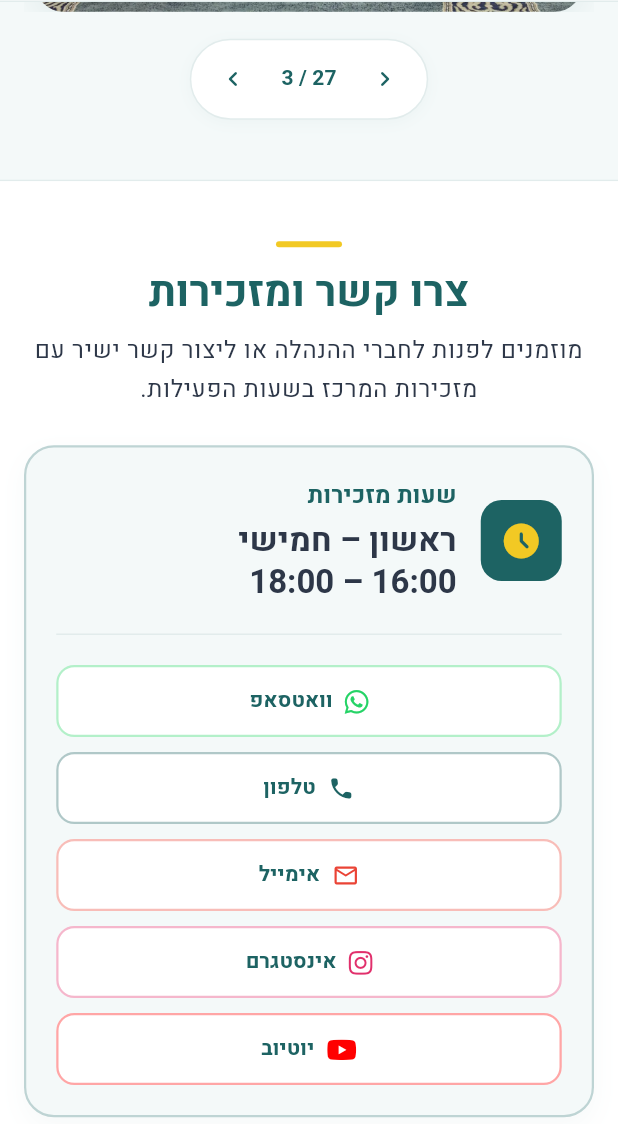
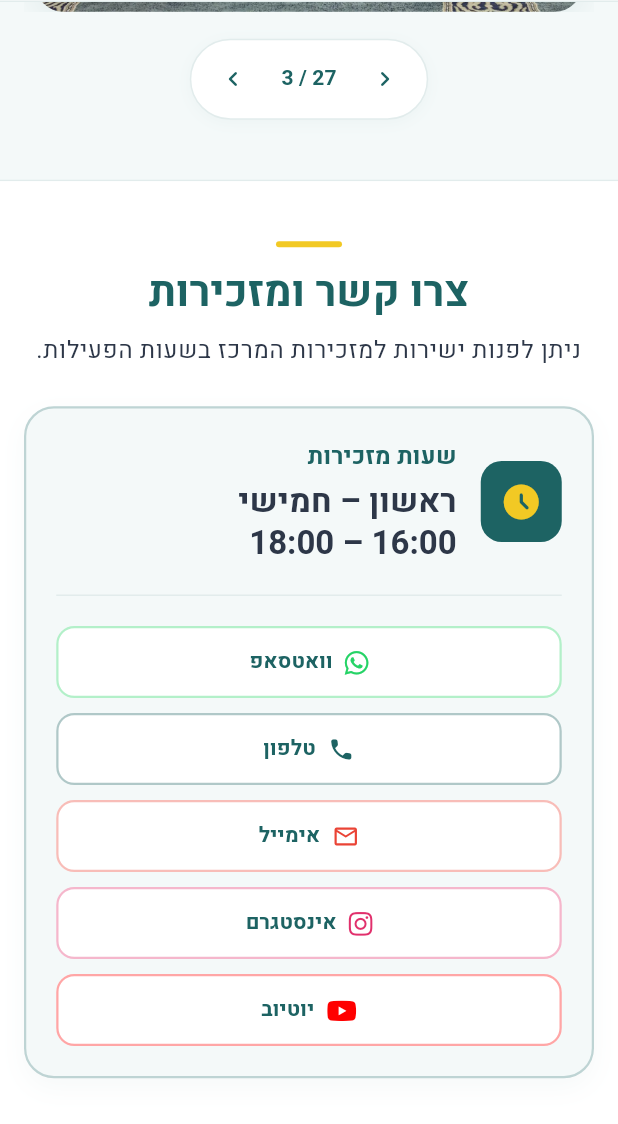
Before and after one commit to othman98shawgan/dar-al-fajr, a Flutter app: the screen it shows after launch, scrolled down 2880 dp, on a phone screen of 412 x 824 dp, the part 112-1236 px from its top. Run offline on Flutter 3.47's test engine with Material 3 defaults, Android fonts, the phone set to English and light mode, and no system bars; our stand-ins replace font_awesome_flutter, photo_view, shared_preferences, web.

Commit message:
Update organization and contact details
Refresh the registration number and organization statistics, and split the contact section into board members and key people.

```diff
--- a/lib/content/site_content.dart
+++ b/lib/content/site_content.dart
@@ -19,12 +19,12 @@ class ContentConfig {
     'he': 'דאר אל-פג׳ר',
   };
 
-  static const amutaNumber = '580778629';
+  static const amutaNumber = '580814747';
 
   static const amutaBadge = {
-    'en': 'Registered Non-Profit #580778629 • Kfar Kama',
-    'ar': 'جمعية مسجلة #580778629 • كفر كما',
-    'he': 'עמותה רשומה (ע"ר) #580778629 • כפר כמא',
+    'en': 'Registered Non-Profit #580814747 • Kfar Kama',
+    'ar': 'جمعية مسجلة #580814747 • كفر كما',
+    'he': 'עמותה רשומה (ע"ר) #580814747 • כפר כמא',
   };
 
   static const brandLogo = 'assets/images/logo.png';
@@ -67,9 +67,9 @@ class HomeContent {
       };
 
   static const statsValues = {
-    'students': '183',
-    'weeklyClasses': '105',
-    'volunteers': '45',
+    'students': '180',
+    'weeklyClasses': '100',
+    'volunteers': '50',
     'years': '3',
   };
 
@@ -89,11 +89,11 @@ class AboutContent {
 
   static const description = {
     'en':
-        'Dar al-Fajr is an Islamic education center in Kfar Kama, dedicated to teaching children and youth the reading, memorization, and proper recitation of the Qur’an. In addition to Qur’an studies, we hold weekly lessons that focus on Islamic values, faith, and character - covering topics such as fiqh, ʿaqīdah, and sīrah. Today, Dar al-Fajr serves over 183 students (boys and girls) across multiple levels, from beginners to advanced. Our mission is clear: to nurture a generation that loves the Qur’an, understands its message, and lives by its guidance.',
+        'Dar al-Fajr is an Islamic education center in Kfar Kama, dedicated to teaching children and youth the reading, memorization, and proper recitation of the Qur’an. In addition to Qur’an studies, we hold weekly lessons that focus on Islamic values, faith, and character - covering topics such as fiqh, ʿaqīdah, and sīrah. Today, Dar al-Fajr serves over 180 students (boys and girls) across multiple levels, from beginners to advanced. Our mission is clear: to nurture a generation that loves the Qur’an, understands its message, and lives by its guidance.',
     'ar':
-        'دار الفجر هو مركز تعليمي إسلامي في كفر كما، يُعنى بتعليم الأطفال والناشئة قراءة القرآن الكريم وتجويده وحفظه. إلى جانب دروس القرآن، نقيم دروسًا أسبوعية تُعنى بالقيم الإسلامية والإيمان والأخلاق، وتشمل موضوعات في الفقه والعقيدة والسيرة النبوية. يضم المركز اليوم أكثر من 183 طالبًا وطالبة في مستويات مختلفة، من المبتدئين إلى المتقدمين. ورسالتنا واضحة: تربية جيلٍ يحبّ القرآن، يفهم معانيه ويعيش بهديه.',
+        'دار الفجر هو مركز تعليمي إسلامي في كفر كما، يُعنى بتعليم الأطفال والناشئة قراءة القرآن الكريم وتجويده وحفظه. إلى جانب دروس القرآن، نقيم دروسًا أسبوعية تُعنى بالقيم الإسلامية والإيمان والأخلاق، وتشمل موضوعات في الفقه والعقيدة والسيرة النبوية. يضم المركز اليوم أكثر من 180 طالبًا وطالبة في مستويات مختلفة، من المبتدئين إلى المتقدمين. ورسالتنا واضحة: تربية جيلٍ يحبّ القرآن، يفهم معانيه ويعيش بهديه.',
     'he':
-        'דאר אל־פג׳ר הוא מרכז חינוך אסלאמי בכפר כמא, שמוקדש ללימוד קריאה, שינון ותגויד של הקוראן לילדים ולנוער. בנוסף ללימודי הקוראן, אנו מקיימים שיעורים שבועיים בנושאים של ערכים אסלאמיים, אמונה ומידות טובות - כגון פִקְה, עַקִידָה וסִירַה. כיום לומדים במרכז למעלה מ־183 תלמידים ותלמידות ברמות שונות - מהמתחילים ועד המתקדמים. החזון שלנו ברור: לטפח דור שאוהב את הקוראן, מבין את משמעותו וחי לאורו.',
+        'דאר אל־פג׳ר הוא מרכז חינוך אסלאמי בכפר כמא, שמוקדש ללימוד קריאה, שינון ותגויד של הקוראן לילדים ולנוער. בנוסף ללימודי הקוראן, אנו מקיימים שיעורים שבועיים בנושאים של ערכים אסלאמיים, אמונה ומידות טובות - כגון פִקְה, עַקִידָה וסִירַה. כיום לומדים במרכז למעלה מ־180 תלמידים ותלמידות ברמות שונות - מהמתחילים ועד המתקדמים. החזון שלנו ברור: לטפח דור שאוהב את הקוראן, מבין את משמעותו וחי לאורו.',
   };
 
   static List<String> pillars(AppLocale l) => [
@@ -113,17 +113,18 @@ class AboutContent {
         ),
         t(
           {
-            'en': 'Strengthening identity, brotherhood, and shared values for over 183 boys and girls in Kfar Kama.',
-            'ar': 'تعزيز الهوية والأخوة والقيم المشتركة لأكثر من 183 طالباً وطالبة في كفر كما.',
-            'he': 'חיזוק הזהות, האחווה והערכים המשותפים עבור למעלה מ־183 תלמידים ותלמידות בכפר כמא.',
+            'en': 'Strengthening identity, brotherhood, and shared values for over 180 boys and girls in Kfar Kama.',
+            'ar': 'تعزيز الهوية والأخوة والقيم المشتركة لأكثر من 180 طالباً وطالبة في كفر كما.',
+            'he': 'חיזוק הזהות, האחווה והערכים המשותפים עבור למעלה מ־180 תלמידים ותלמידות בכפר כמא.',
           },
           l,
         ),
         t(
           {
-            'en': 'Powered by 45+ dedicated volunteers nurturing a generation that lives by the guidance of the Qur’an.',
-            'ar': 'بجهود أكثر من 45 متطوعاً مخلصاً في تربية جيل يعيش بهدي القرآن الكريم ويخدم مجتمعه.',
-            'he': 'מופעל על ידי למעלה מ־45 מתנדבים מסורים המטפחים דור שחי לאורו של הקוראן ותורם לקהילה.',
+            'en':
+                'Powered by 50+ dedicated volunteers nurturing a generation that lives by the guidance of the Qur’an.',
+            'ar': 'بجهود أكثر من 50 متطوعاً مخلصاً في تربية جيل يعيش بهدي القرآن الكريم ويخدم مجتمعه.',
+            'he': 'מופעל על ידי למעלה מ־50 מתנדבים מסורים המטפחים דור שחי לאורו של הקוראן ותורם לקהילה.',
           },
           l,
         ),
@@ -242,9 +243,9 @@ class ContactContent {
   };
 
   static const subtitle = {
-    'en': 'Reach out to our board members or contact the secretariat directly during office hours.',
-    'ar': 'تواصلوا مع أعضاء الإدارة أو مع سكرتارية المركز مباشرة خلال ساعات الدوام.',
-    'he': 'מוזמנים לפנות לחברי ההנהלה או ליצור קשר ישיר עם מזכירות המרכז בשעות הפעילות.',
+    'en': 'Contact the secretariat directly during office hours.',
+    'ar': 'يمكنكم التواصل مع سكرتارية المركز مباشرة خلال ساعات الدوام.',
+    'he': 'ניתן לפנות ישירות למזכירות המרכז בשעות הפעילות.',
   };
 
   static const officeHoursTitle = {
@@ -265,6 +266,18 @@ class ContactContent {
   static const instagram = {'en': 'Instagram', 'ar': 'انستاجرام', 'he': 'אינסטגרם'};
   static const phone = {'en': 'Phone', 'ar': 'هاتف', 'he': 'טלפון'};
   static const email = {'en': 'Email', 'ar': 'بريد إلكتروني', 'he': 'אימייל'};
+
+  static const boardSectionTitle = {
+    'en': 'Board Members',
+    'ar': 'أعضاء إدارة الجمعية',
+    'he': 'חברי העמותה',
+  };
+
+  static const keyPeopleSectionTitle = {
+    'en': 'Key People',
+    'ar': 'إدارة المركز',
+    'he': 'הנהלת המרכז',
+  };
 
   static List<Member> boardMembers = const [
     Member(
@@ -297,9 +310,18 @@ class ContactContent {
       phone: 'tel:+972526034686',
       whatsapp: 'https://wa.me/972526034686',
     ),
+  ];
+
+  static List<Member> keyPeople = const [
     Member(
       name: {'en': 'Othman Shawgan', 'ar': 'عثمان شوجن', 'he': "עות'מאן שוגן"},
       role: {'en': 'Director of Education', 'ar': 'المدير التعليمي', 'he': 'מנהל הלימודים'},
+      phone: '',
+      whatsapp: '',
+    ),
+    Member(
+      name: {'en': 'Sana Patuash', 'ar': 'سناء بطواش', 'he': 'סנא פטואש'},
+      role: {'en': "Girls' Center Director", 'ar': 'مديرة مركز الفتيات', 'he': 'מנהלת מרכז הבנות'},
       phone: '',
       whatsapp: '',
     ),
@@ -340,9 +362,9 @@ class FooterContent {
   };
 
   static const registration = {
-    'en': 'Registered Non-Profit Association (Amuta) #580778629',
-    'ar': 'جمعية غير ربحية مسجلة رقم 580778629',
-    'he': 'עמותה רשומה (ע"ר) מס׳ 580778629',
+    'en': 'Registered Non-Profit Association (Amuta) #580814747',
+    'ar': 'جمعية غير ربحية مسجلة رقم 580814747',
+    'he': 'עמותה רשומה (ע"ר) מס׳ 580814747',
   };
 
   static const rights = {
--- a/lib/sections/contact_section.dart
+++ b/lib/sections/contact_section.dart
@@ -14,7 +14,8 @@ class ContactSection extends StatelessWidget {
   @override
   Widget build(BuildContext context) {
     final w = MediaQuery.sizeOf(context).width;
-    final members = ContactContent.boardMembers;
+    final boardMembers = ContactContent.boardMembers;
+    final keyPeople = ContactContent.keyPeople;
     final isMobile = w < 700;
     final tt = Theme.of(context).textTheme;
 
@@ -29,7 +30,7 @@ class ContactSection extends StatelessWidget {
         return Column(
           crossAxisAlignment: CrossAxisAlignment.stretch,
           children: [
-            // Section Header in Deep Teal (#1D6363)
+            // Main Section Header in Deep Teal (#1D6363)
             Column(
               crossAxisAlignment: CrossAxisAlignment.center,
               children: [
@@ -64,17 +65,42 @@ class ContactSection extends StatelessWidget {
 
             SizedBox(height: isMobile ? 24 : 32),
 
-            // Prominent Secretariat Hours & Direct Contact Banner
+            // Card 1: Secretariat Hours & Direct Contact Banner
             _SecretariatBanner(locale: locale, isMobile: isMobile),
 
-            SizedBox(height: isMobile ? 24 : 32),
+            SizedBox(height: isMobile ? 32 : 44),
 
-            // Responsive Wrap layout for Team/Member Cards (sizes naturally to content — no fixed aspect ratio GridView)
+            // Card / Sub-Section 2: Amuta Board Members
+            _SubSectionHeader(
+              title: t(ContactContent.boardSectionTitle, locale),
+              icon: Icons.groups_rounded,
+            ),
+            const SizedBox(height: 16),
             Wrap(
               spacing: spacing,
               runSpacing: spacing,
               children: [
-                for (final member in members)
+                for (final member in boardMembers)
+                  SizedBox(
+                    width: cardWidth,
+                    child: _MemberCard(member: member, locale: locale),
+                  ),
+              ],
+            ),
+
+            SizedBox(height: isMobile ? 32 : 44),
+
+            // Card / Sub-Section 3: Key People in the Center
+            _SubSectionHeader(
+              title: t(ContactContent.keyPeopleSectionTitle, locale),
+              icon: Icons.badge_outlined,
+            ),
+            const SizedBox(height: 16),
+            Wrap(
+              spacing: spacing,
+              runSpacing: spacing,
+              children: [
+                for (final member in keyPeople)
                   SizedBox(
                     width: cardWidth,
                     child: _MemberCard(member: member, locale: locale),
@@ -84,6 +110,43 @@ class ContactSection extends StatelessWidget {
           ],
         );
       },
+    );
+  }
+}
+
+class _SubSectionHeader extends StatelessWidget {
+  final String title;
+  final IconData icon;
+
+  const _SubSectionHeader({
+    required this.title,
+    required this.icon,
+  });
+
+  @override
+  Widget build(BuildContext context) {
+    final tt = Theme.of(context).textTheme;
+
+    return Row(
+      children: [
+        Container(
+          padding: const EdgeInsets.all(8),
+          decoration: BoxDecoration(
+            color: Brand.altBg,
+            borderRadius: BorderRadius.circular(10),
+            border: Border.all(color: Brand.outline),
+          ),
+          child: Icon(icon, color: Brand.green, size: 20),
+        ),
+        const SizedBox(width: 12),
+        Text(
+          title,
+          style: tt.titleLarge?.copyWith(
+            fontWeight: FontWeight.w800,
+            color: Brand.green,
+          ),
+        ),
+      ],
     );
   }
 }
```
